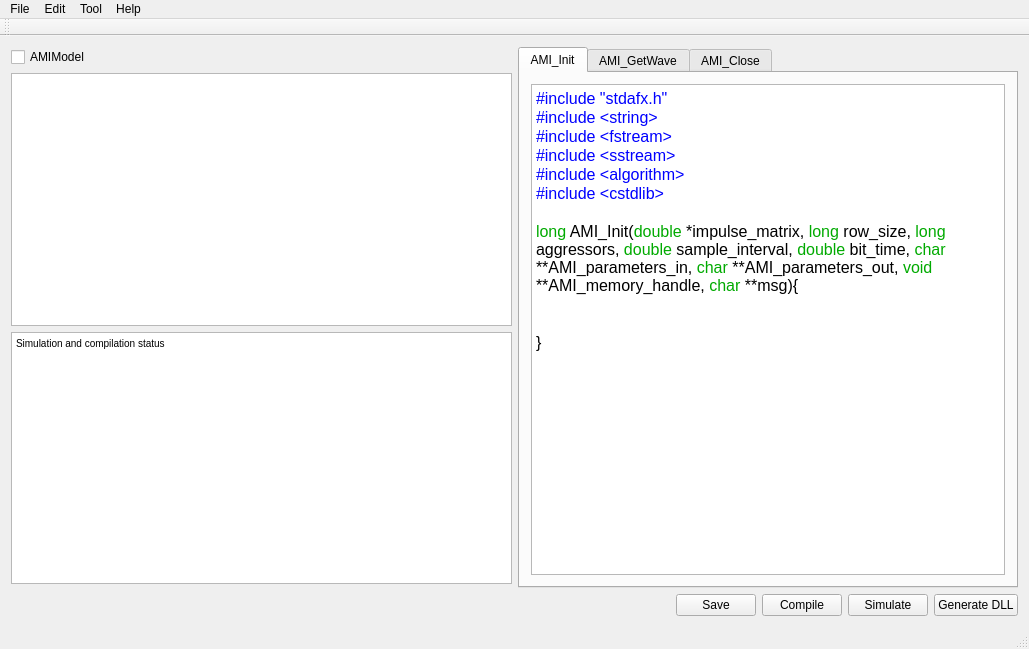
Qt form mainwindow.ui (WXY163/ezAMI) before a commit.
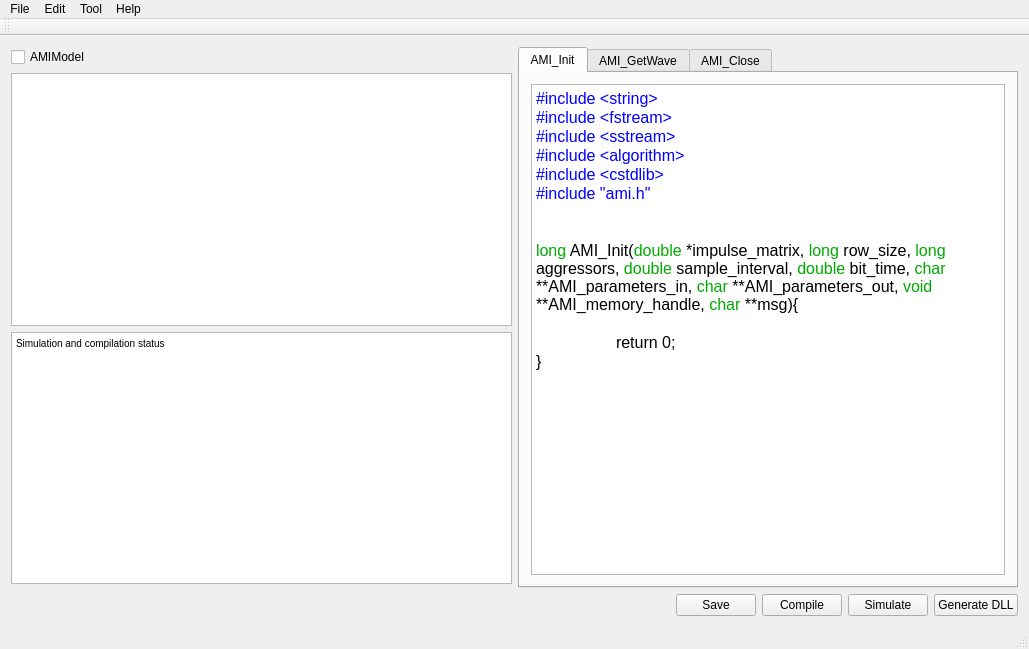
The same form after that commit.

```diff
--- a/mainwindow.ui
+++ b/mainwindow.ui
@@ -86,17 +86,18 @@
                <string>&lt;!DOCTYPE HTML PUBLIC &quot;-//W3C//DTD HTML 4.0//EN&quot; &quot;http://www.w3.org/TR/REC-html40/strict.dtd&quot;&gt;
 &lt;html&gt;&lt;head&gt;&lt;meta name=&quot;qrichtext&quot; content=&quot;1&quot; /&gt;&lt;style type=&quot;text/css&quot;&gt;
 p, li { white-space: pre-wrap; }
-&lt;/style&gt;&lt;/head&gt;&lt;body style=&quot; font-family:'MS Shell Dlg 2'; font-size:7.8pt; font-weight:400; font-style:normal;&quot;&gt;
-&lt;p style=&quot; margin-top:0px; margin-bottom:0px; margin-left:0px; margin-right:0px; -qt-block-indent:0; text-indent:0px;&quot;&gt;&lt;span style=&quot; font-size:12pt; color:#0000ff;&quot;&gt;#include &amp;quot;stdafx.h&amp;quot;&lt;/span&gt;&lt;/p&gt;
+&lt;/style&gt;&lt;/head&gt;&lt;body style=&quot; font-family:'MS Shell Dlg 2'; font-size:3.9pt; font-weight:400; font-style:normal;&quot;&gt;
 &lt;p style=&quot; margin-top:0px; margin-bottom:0px; margin-left:0px; margin-right:0px; -qt-block-indent:0; text-indent:0px;&quot;&gt;&lt;span style=&quot; font-size:12pt; color:#0000ff;&quot;&gt;#include &amp;lt;string&amp;gt;&lt;/span&gt;&lt;/p&gt;
 &lt;p style=&quot; margin-top:0px; margin-bottom:0px; margin-left:0px; margin-right:0px; -qt-block-indent:0; text-indent:0px;&quot;&gt;&lt;span style=&quot; font-size:12pt; color:#0000ff;&quot;&gt;#include &amp;lt;fstream&amp;gt;&lt;/span&gt;&lt;/p&gt;
 &lt;p style=&quot; margin-top:0px; margin-bottom:0px; margin-left:0px; margin-right:0px; -qt-block-indent:0; text-indent:0px;&quot;&gt;&lt;span style=&quot; font-size:12pt; color:#0000ff;&quot;&gt;#include &amp;lt;sstream&amp;gt;&lt;/span&gt;&lt;/p&gt;
 &lt;p style=&quot; margin-top:0px; margin-bottom:0px; margin-left:0px; margin-right:0px; -qt-block-indent:0; text-indent:0px;&quot;&gt;&lt;span style=&quot; font-size:12pt; color:#0000ff;&quot;&gt;#include &amp;lt;algorithm&amp;gt;&lt;/span&gt;&lt;/p&gt;
 &lt;p style=&quot; margin-top:0px; margin-bottom:0px; margin-left:0px; margin-right:0px; -qt-block-indent:0; text-indent:0px;&quot;&gt;&lt;span style=&quot; font-size:12pt; color:#0000ff;&quot;&gt;#include &amp;lt;cstdlib&amp;gt;&lt;/span&gt;&lt;/p&gt;
+&lt;p style=&quot; margin-top:0px; margin-bottom:0px; margin-left:0px; margin-right:0px; -qt-block-indent:0; text-indent:0px;&quot;&gt;&lt;span style=&quot; font-size:12pt; color:#0000ff;&quot;&gt;#include &amp;quot;ami.h&amp;quot;&lt;/span&gt;&lt;/p&gt;
+&lt;p style=&quot;-qt-paragraph-type:empty; margin-top:0px; margin-bottom:0px; margin-left:0px; margin-right:0px; -qt-block-indent:0; text-indent:0px; font-size:12pt; color:#0000ff;&quot;&gt;&lt;br /&gt;&lt;/p&gt;
 &lt;p style=&quot;-qt-paragraph-type:empty; margin-top:0px; margin-bottom:0px; margin-left:0px; margin-right:0px; -qt-block-indent:0; text-indent:0px; font-size:12pt; color:#00aa00;&quot;&gt;&lt;br /&gt;&lt;/p&gt;
 &lt;p style=&quot; margin-top:0px; margin-bottom:0px; margin-left:0px; margin-right:0px; -qt-block-indent:0; text-indent:0px;&quot;&gt;&lt;span style=&quot; font-size:12pt; color:#00aa00;&quot;&gt;long&lt;/span&gt;&lt;span style=&quot; font-size:12pt;&quot;&gt; AMI_Init(&lt;/span&gt;&lt;span style=&quot; font-size:12pt; color:#00aa00;&quot;&gt;double&lt;/span&gt;&lt;span style=&quot; font-size:12pt;&quot;&gt; *impulse_matrix, &lt;/span&gt;&lt;span style=&quot; font-size:12pt; color:#00aa00;&quot;&gt;long&lt;/span&gt;&lt;span style=&quot; font-size:12pt;&quot;&gt; row_size, &lt;/span&gt;&lt;span style=&quot; font-size:12pt; color:#00aa00;&quot;&gt;long&lt;/span&gt;&lt;span style=&quot; font-size:12pt;&quot;&gt; aggressors, &lt;/span&gt;&lt;span style=&quot; font-size:12pt; color:#00aa00;&quot;&gt;double&lt;/span&gt;&lt;span style=&quot; font-size:12pt;&quot;&gt; sample_interval, &lt;/span&gt;&lt;span style=&quot; font-size:12pt; color:#00aa00;&quot;&gt;double&lt;/span&gt;&lt;span style=&quot; font-size:12pt;&quot;&gt; bit_time, &lt;/span&gt;&lt;span style=&quot; font-size:12pt; color:#00aa00;&quot;&gt;char&lt;/span&gt;&lt;span style=&quot; font-size:12pt;&quot;&gt; **AMI_parameters_in, &lt;/span&gt;&lt;span style=&quot; font-size:12pt; color:#00aa00;&quot;&gt;char&lt;/span&gt;&lt;span style=&quot; font-size:12pt;&quot;&gt; **AMI_parameters_out, &lt;/span&gt;&lt;span style=&quot; font-size:12pt; color:#00aa00;&quot;&gt;void&lt;/span&gt;&lt;span style=&quot; font-size:12pt;&quot;&gt; **AMI_memory_handle, &lt;/span&gt;&lt;span style=&quot; font-size:12pt; color:#00aa00;&quot;&gt;char&lt;/span&gt;&lt;span style=&quot; font-size:12pt;&quot;&gt; **msg){&lt;/span&gt;&lt;/p&gt;
 &lt;p style=&quot;-qt-paragraph-type:empty; margin-top:0px; margin-bottom:0px; margin-left:0px; margin-right:0px; -qt-block-indent:0; text-indent:0px; font-size:12pt;&quot;&gt;&lt;br /&gt;&lt;/p&gt;
-&lt;p style=&quot;-qt-paragraph-type:empty; margin-top:0px; margin-bottom:0px; margin-left:0px; margin-right:0px; -qt-block-indent:0; text-indent:0px; font-size:12pt;&quot;&gt;&lt;br /&gt;&lt;/p&gt;
+&lt;p style=&quot; margin-top:0px; margin-bottom:0px; margin-left:0px; margin-right:0px; -qt-block-indent:0; text-indent:0px;&quot;&gt;&lt;span style=&quot; font-size:12pt;&quot;&gt;	return 0;&lt;/span&gt;&lt;/p&gt;
 &lt;p style=&quot; margin-top:0px; margin-bottom:0px; margin-left:0px; margin-right:0px; -qt-block-indent:0; text-indent:0px;&quot;&gt;&lt;span style=&quot; font-size:12pt;&quot;&gt;}&lt;/span&gt;&lt;/p&gt;&lt;/body&gt;&lt;/html&gt;</string>
               </property>
              </widget>
```
Left out of the diff: 15 changed lines with no effect on the pictures.
